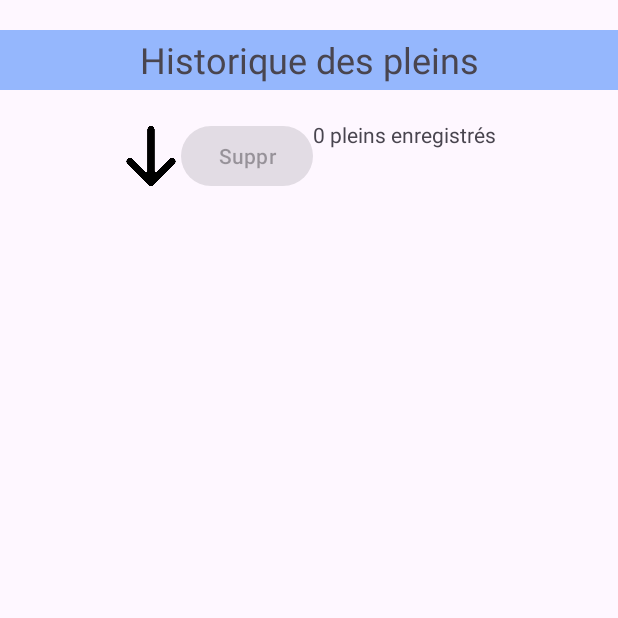
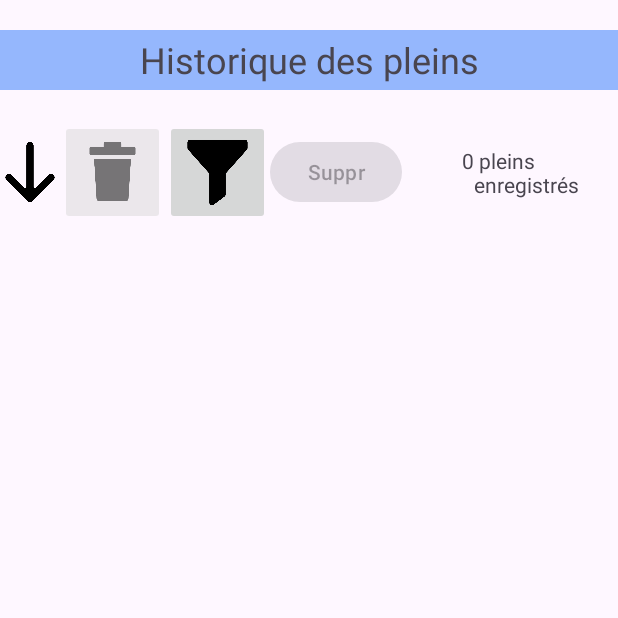
Before and after one commit to Bisouke/appli2, an Android app: the ActivityHistorique2 screen opened directly, with no data from a screen before it, on a phone screen of 412 x 824 dp, the top half of it. Run offline under Robolectric (Android 15) with nearby library versions, the light colour scheme and no system bars.

Commit message:
modification boutons et images historiques des pleins

```diff
--- a/app/src/main/res/layout/activity_historique2.xml
+++ b/app/src/main/res/layout/activity_historique2.xml
@@ -30,8 +30,8 @@
 
         <LinearLayout
             android:layout_width="match_parent"
-            android:layout_height="60dp"
-            android:gravity="center_horizontal|top"
+            android:layout_height="70sp"
+            android:gravity="center"
             android:orientation="horizontal">
 
             <ToggleButton
@@ -43,6 +43,21 @@
                 android:textOff=""
                 android:textOn="" />
 
+            <ImageButton
+                android:id="@+id/imageButton"
+                android:layout_width="70sp"
+                android:layout_height="70sp"
+                android:alpha="0.5"
+                android:scaleType="centerInside"
+                app:srcCompat="@drawable/trash" />
+
+            <ImageButton
+                android:id="@+id/imageButton2"
+                android:layout_width="70sp"
+                android:layout_height="70sp"
+                android:scaleType="centerInside"
+                app:srcCompat="@drawable/filter" />
+
             <Button
                 android:id="@+id/buttonSupprimerHistorique"
                 android:layout_width="wrap_content"
@@ -53,6 +68,7 @@
             <LinearLayout
                 android:layout_width="wrap_content"
                 android:layout_height="wrap_content"
+                android:layout_marginLeft="40dp"
                 android:orientation="horizontal">
 
                 <TextView
```
Also changed, not shown: app/src/main/res/drawable/filter.png (added), app/src/main/res/drawable/trash.png (added).
